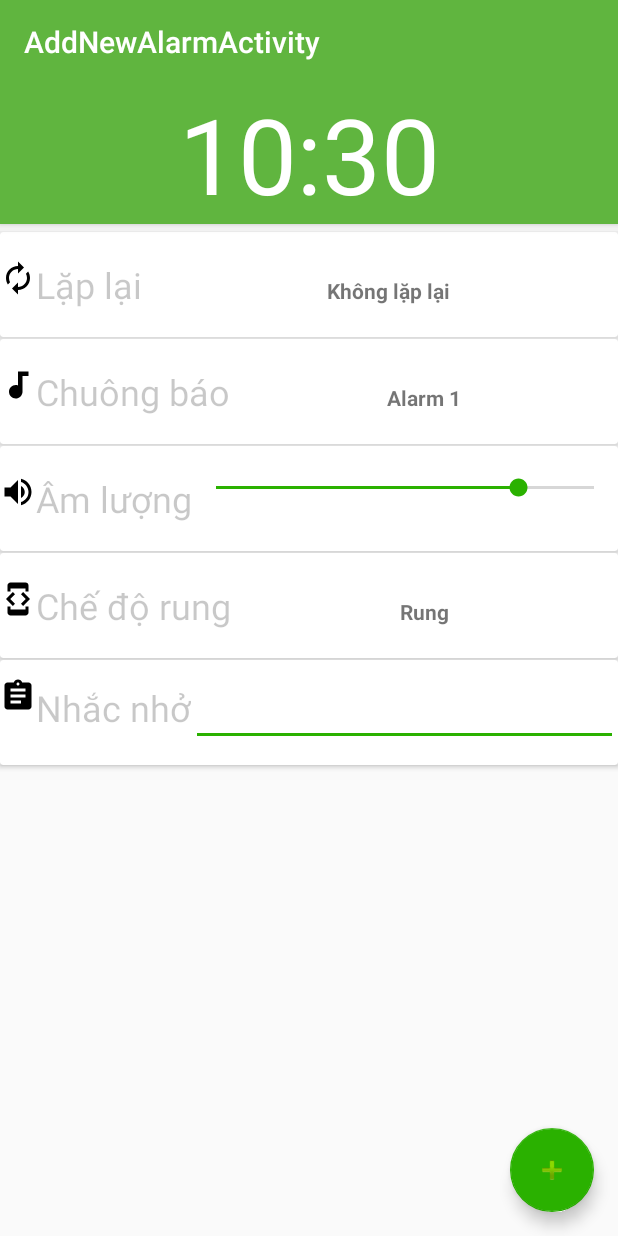
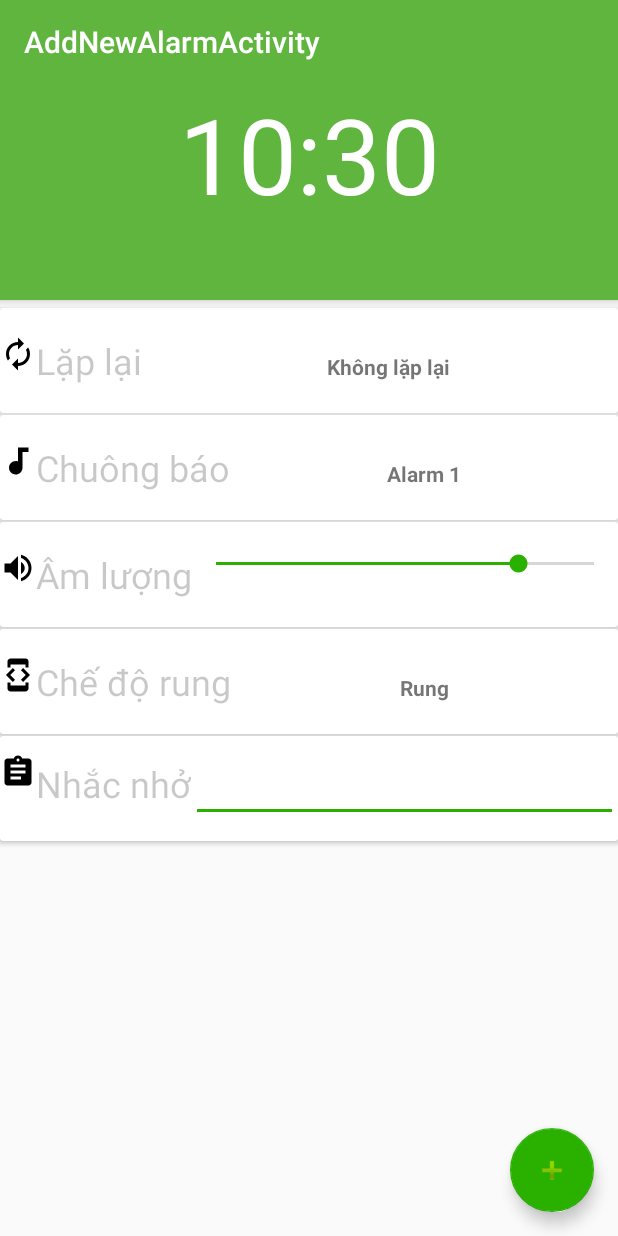
Before and after one commit to giotinphong/AlarmManager_Practice, an Android app: the AddNewAlarmActivity screen opened directly, with no data from a screen before it, on a phone screen of 412 x 824 dp. Run offline under Robolectric (Android 15) with nearby library versions, the phone set to English and light mode, and no system bars.

Commit message:
test lai

```diff
--- a/app/src/main/res/layout/activity_add_new_alarm.xml
+++ b/app/src/main/res/layout/activity_add_new_alarm.xml
@@ -8,7 +8,7 @@
 
     <android.support.design.widget.AppBarLayout
         android:layout_width="match_parent"
-        android:layout_height="wrap_content"
+        android:layout_height="200dp"
         android:theme="@style/AppTheme.AppBarOverlay">
 
         <android.support.v7.widget.Toolbar
--- a/app/src/main/res/layout/activity_alarm_display.xml
+++ b/app/src/main/res/layout/activity_alarm_display.xml
@@ -24,6 +24,7 @@
             android:gravity="top"
             app:popupTheme="@style/AppTheme.PopupOverlay" />
         <LinearLayout
+            android:layout_marginEnd="16dp"
             android:layout_width="match_parent"
             android:layout_height="wrap_content"
             android:orientation="horizontal">
```
